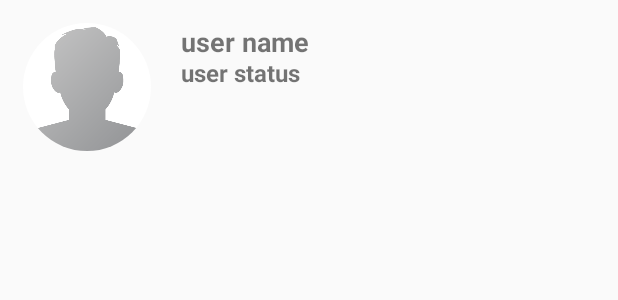
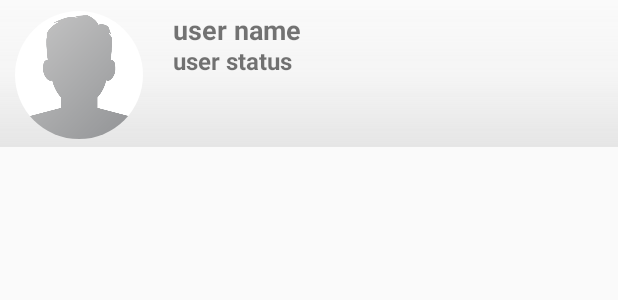
Before and after one commit to iamnoyon/SweetChat, an Android app: the layout users_display_layout.xml on its own in the app's theme, with its tools: preview values and no code run, on a phone screen of 412 x 824 dp. Shown: the top 300 px of the screen. Run offline under Robolectric (Android 15) with nearby library versions, the phone set to English and light mode, and no system bars.

Commit message:
Databaase Conneced and Accessed the user on find friend Activity

```diff
--- a/app/build.gradle
+++ b/app/build.gradle
@@ -29,6 +29,7 @@ dependencies {
     implementation 'com.google.firebase:firebase-auth:16.2.1'
     implementation 'com.google.firebase:firebase-database:16.1.0'
     implementation 'com.google.firebase:firebase-storage:16.1.0'
+    implementation 'com.firebaseui:firebase-ui-database:4.3.2'
     implementation 'com.android.support:support-v4:28.0.0'
     implementation 'com.google.gms:google-services:4.2.0'
     implementation 'de.hdodenhof:circleimageview:3.0.0'
--- /dev/null
+++ b/app/src/main/res/drawable/listviews.xml
@@ -0,0 +1,8 @@
+<?xml version="1.0" encoding="utf-8"?>
+<shape xmlns:android="http://schemas.android.com/apk/res/android">
+    <gradient
+        android:startColor="#CBE0E0E0"
+        android:centerColor="#5EECECEC"
+        android:endColor="#00FFFFFF"
+        android:angle="90"/>
+</shape>
--- a/app/src/main/res/layout/users_display_layout.xml
+++ b/app/src/main/res/layout/users_display_layout.xml
@@ -6,11 +6,16 @@
     <LinearLayout
         android:layout_width="match_parent"
         android:layout_height="wrap_content"
-        android:layout_margin="15dp"
-        android:orientation="horizontal">
+        android:paddingLeft="10dp"
+        android:paddingRight="5dp"
+        android:paddingBottom="5dp"
+        android:paddingTop="5dp"
+        android:layout_marginTop="2dp"
+        android:orientation="horizontal"
+        android:background="@drawable/listviews">
 
         <de.hdodenhof.circleimageview.CircleImageView
-            android:id="@+id/users_profile_image"
+            android:id="@+id/user_profile_image"
             android:layout_width="85dp"
             android:layout_height="85dp"
             android:src="@drawable/profile_image" />
```
Also changed, not shown: app/src/main/java/com/example/sweetchat/Contacts.java (added, +37 -0 lines), app/src/main/java/com/example/sweetchat/FindFriendsActivity.java (+56 -0 lines).
